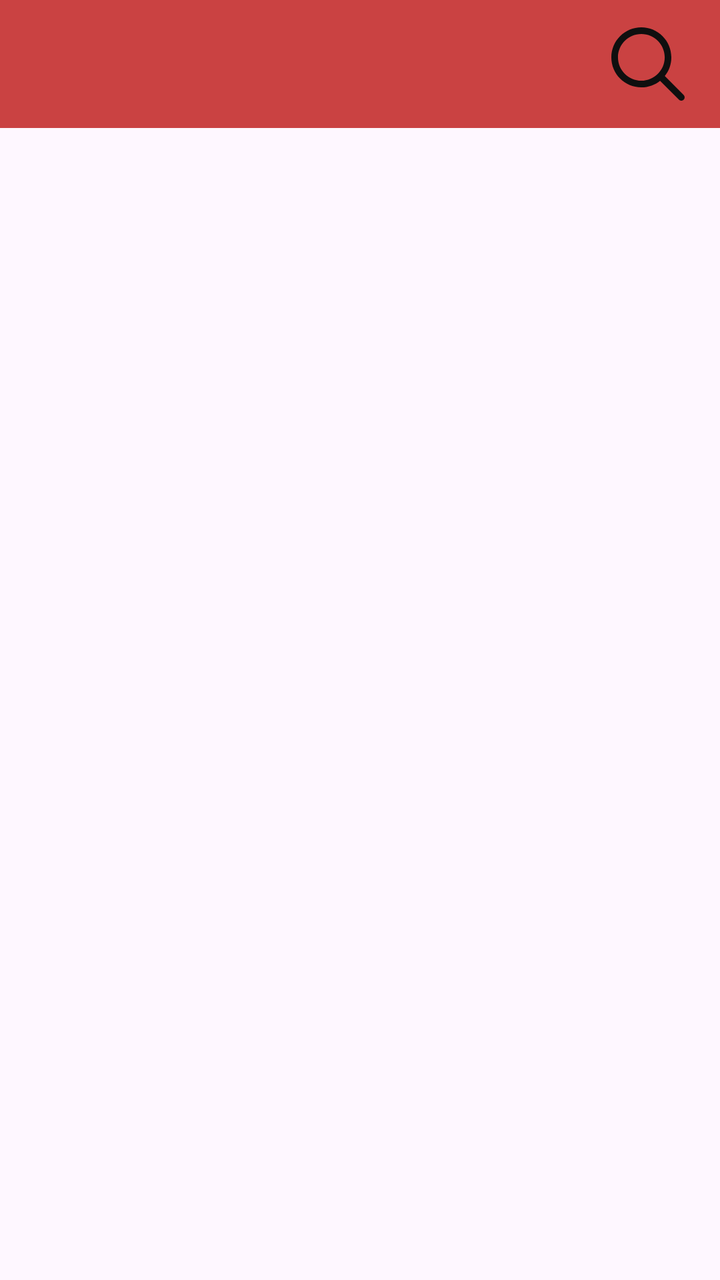
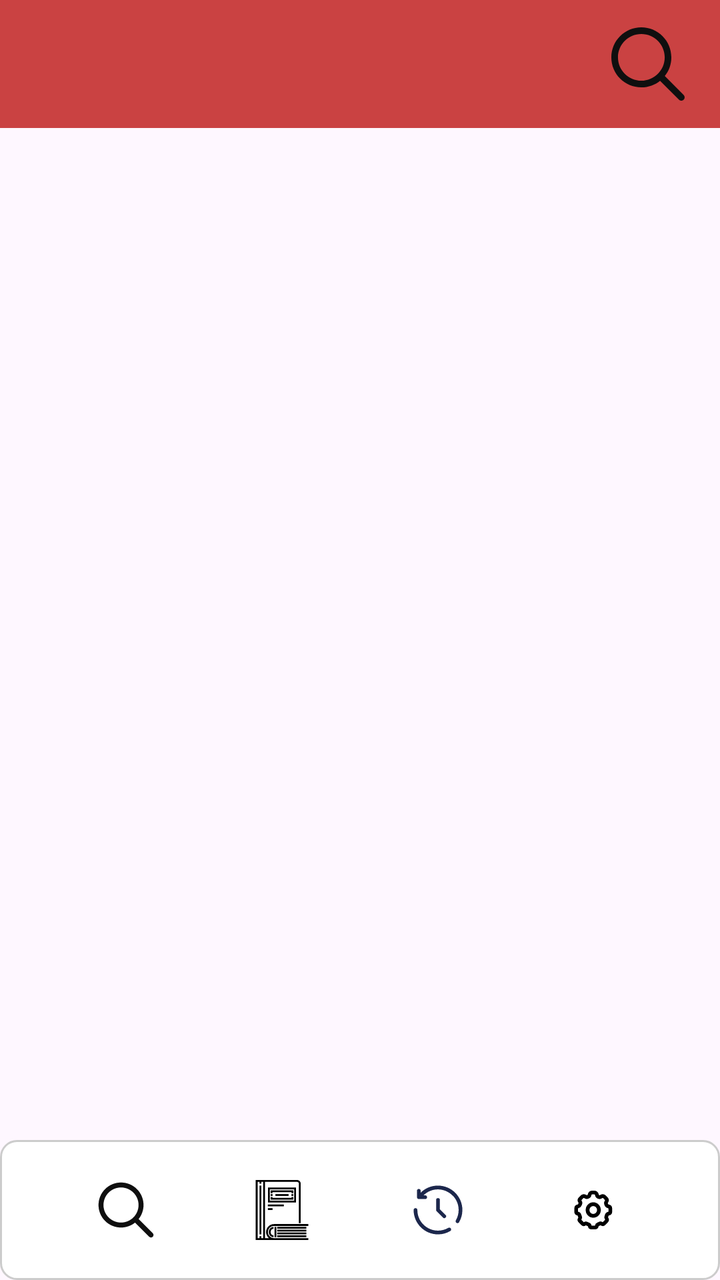

Before-and-after screenshots of an Android layout around one commit, followed by the original layout XML and the change that was made.
<!-- AndroidManifest.xml: application theme Theme.Tuan9 -->
<!-- res/layout/activity_main2.xml -->
<?xml version="1.0" encoding="utf-8"?>
<LinearLayout
    xmlns:android="http://schemas.android.com/apk/res/android"
    xmlns:app="http://schemas.android.com/apk/res-auto"
    xmlns:tools="http://schemas.android.com/tools"
    android:id="@+id/main"
    android:layout_width="match_parent"
    android:layout_height="match_parent"
    tools:context=".bai2.activity.MainActivity"
    android:orientation="vertical">
    <androidx.appcompat.widget.Toolbar
        android:id="@+id/toolbar"
        android:layout_width="match_parent"
        android:layout_height="?attr/actionBarSize"
        app:contentInsetStart="0dp"
        app:backgroundTint="#FF0000">
        <RelativeLayout
            android:id="@+id/tbstart"
            android:layout_width="match_parent"
            android:layout_height="match_parent"
            android:background="#CA4242"
            android:visibility="visible"
            android:gravity="center_vertical">
            <ImageView
                android:id="@+id/search"
                android:layout_width="wrap_content"
                android:layout_height="wrap_content"
                android:layout_marginEnd="16dp"
                android:src="@drawable/search_svgrepo_com"
                android:layout_alignParentEnd="true"
                />
        </RelativeLayout>
        <RelativeLayout
            android:id="@+id/tbsearch"
            android:layout_width="match_parent"
            android:layout_height="match_parent"
            android:background="#CA4242"
            android:visibility="gone"
            android:gravity="center_vertical">
            <ImageView
                android:id="@+id/cancel2"
                android:layout_width="30dp"
                android:layout_height="wrap_content"
                android:layout_marginEnd="16dp"
                android:src="@drawable/cancel_svgrepo_com"
                />
            <EditText
                android:id="@+id/editSearch"
                android:layout_width="300dp"
                android:layout_height="wrap_content"
                android:layout_toEndOf="@+id/cancel2" />
        </RelativeLayout>
    </androidx.appcompat.widget.Toolbar>
    <androidx.recyclerview.widget.RecyclerView
        android:layout_weight="1"
        android:id="@+id/rcv"
        android:layout_width="match_parent"
        android:layout_height="wrap_content"
        />
</LinearLayout>
<!-- resources referenced by this layout -->
<resources>
  <!-- drawable cancel_svgrepo_com (drawable) -->
  <vector xmlns:android="http://schemas.android.com/apk/res/android"
      android:width="40dp"
      android:height="40dp"
      android:viewportWidth="512"
      android:viewportHeight="512">
    <path
        android:pathData="M420.48,121.81l-30.29,-30.29l-134.19,134.4l-134.19,-134.4l-30.29,30.29l134.4,134.19l-134.4,134.19l30.29,30.29l134.19,-134.4l134.19,134.4l30.29,-30.29l-134.4,-134.19z"
        android:strokeWidth="1"
        android:fillColor="#000000"
        android:fillType="evenOdd"
        android:strokeColor="#00000000"/>
  </vector>
  <style name="Theme.Tuan9" parent="Base.Theme.Tuan9" />
  <style name="Base.Theme.Tuan9" parent="Theme.Material3.DayNight.NoActionBar">
          
          
      </style>
  <!-- unchanged entries left out for length: 1 -->
</resources>

<!-- the commit's change to res/layout/activity_main2.xml (unified diff, before → after) -->
@@ -56,5 +56,49 @@
         android:id="@+id/rcv"
         android:layout_width="match_parent"
         android:layout_height="wrap_content"
+        android:padding="8dp"
         />
+    <androidx.constraintlayout.widget.ConstraintLayout
+        android:layout_width="match_parent"
+        android:layout_height="70dp"
+        android:background="@drawable/bg_border_gray">
+        <ImageView
+            android:id="@+id/imageView"
+            android:layout_width="30dp"
+            android:layout_height="30dp"
+            app:srcCompat="@drawable/search_svgrepo_com"
+            app:layout_constraintTop_toTopOf="parent"
+            app:layout_constraintBottom_toBottomOf="parent"
+            app:layout_constraintStart_toStartOf="parent"
+            app:layout_constraintEnd_toStartOf="@+id/imageView2"
+            app:layout_constraintHorizontal_chainStyle="spread" />
+        <ImageView
+            android:id="@+id/imageView2"
+            android:layout_width="30dp"
+            android:layout_height="30dp"
+            app:srcCompat="@drawable/books_study_svgrepo_com"
+            app:layout_constraintTop_toTopOf="parent"
+            app:layout_constraintBottom_toBottomOf="parent"
+            app:layout_constraintStart_toEndOf="@+id/imageView"
+            app:layout_constraintEnd_toStartOf="@+id/imageView3" />
+        <ImageView
+            android:id="@+id/imageView3"
+            android:layout_width="30dp"
+            android:layout_height="30dp"
+            app:srcCompat="@drawable/history_svgrepo_com"
+            app:layout_constraintTop_toTopOf="parent"
+            app:layout_constraintBottom_toBottomOf="parent"
+            app:layout_constraintStart_toEndOf="@+id/imageView2"
+            app:layout_constraintEnd_toStartOf="@+id/imageView4" />
+        <ImageView
+            android:id="@+id/imageView4"
+            android:layout_width="30dp"
+            android:layout_height="30dp"
+            app:srcCompat="@drawable/setting_5_svgrepo_com"
+            app:layout_constraintTop_toTopOf="parent"
+            app:layout_constraintBottom_toBottomOf="parent"
+            app:layout_constraintStart_toEndOf="@+id/imageView3"
+            app:layout_constraintEnd_toEndOf="parent" />
+
+    </androidx.constraintlayout.widget.ConstraintLayout>
 </LinearLayout>
<!-- resource entries referenced after the edit -->
@@ -1,5 +1,18 @@
 <!-- resources referenced by this layout -->
 <resources>
+  <!-- drawable bg_border_gray (drawable) -->
+  <?xml version="1.0" encoding="utf-8"?>
+  <shape xmlns:android="http://schemas.android.com/apk/res/android"
+      android:shape="rectangle">
+  
+      <solid android:color="#FFFFFF" />                       
+      <stroke
+          android:width="1dp"
+          android:color="#CCCCCC" />                          
+      <corners android:radius="8dp" />                        
+  
+  </shape>
+  <!-- drawable books_study_svgrepo_com: vector/xml drawable (drawable, 2486 chars, omitted) -->
   <!-- drawable cancel_svgrepo_com (drawable) -->
   <vector xmlns:android="http://schemas.android.com/apk/res/android"
       android:width="40dp"
@@ -13,6 +26,24 @@
         android:fillType="evenOdd"
         android:strokeColor="#00000000"/>
   </vector>
+  <!-- drawable history_svgrepo_com (drawable) -->
+  <vector xmlns:android="http://schemas.android.com/apk/res/android"
+      android:width="50dp"
+      android:height="50dp"
+      android:viewportWidth="24"
+      android:viewportHeight="24">
+    <path
+        android:pathData="M12,8V12L14.5,14.5"
+        android:strokeLineJoin="round"
+        android:strokeWidth="1.5"
+        android:fillColor="#00000000"
+        android:strokeColor="#1C274C"
+        android:strokeLineCap="round"/>
+    <path
+        android:pathData="M5.604,5.604L5.074,5.074V5.074L5.604,5.604ZM4.338,6.871L3.588,6.874C3.59,7.286 3.923,7.619 4.334,7.621L4.338,6.871ZM6.88,7.633C7.294,7.635 7.631,7.301 7.633,6.887C7.635,6.473 7.301,6.135 6.887,6.133L6.88,7.633ZM5.075,4.321C5.073,3.907 4.735,3.573 4.321,3.575C3.907,3.577 3.573,3.915 3.575,4.329L5.075,4.321ZM3.75,12C3.75,11.586 3.414,11.25 3,11.25C2.586,11.25 2.25,11.586 2.25,12H3.75ZM16.875,20.445C17.234,20.238 17.357,19.779 17.149,19.42C16.942,19.062 16.483,18.939 16.125,19.147L16.875,20.445ZM19.147,16.125C18.939,16.483 19.062,16.942 19.42,17.149C19.779,17.357 20.238,17.234 20.445,16.875L19.147,16.125ZM5.14,5.071C4.846,5.363 4.844,5.838 5.135,6.132C5.426,6.426 5.901,6.429 6.196,6.137L5.14,5.071ZM18.862,5.138C15.042,1.318 8.869,1.279 5.074,5.074L6.135,6.135C9.334,2.935 14.557,2.954 17.802,6.199L18.862,5.138ZM5.074,5.074L3.808,6.34L4.868,7.401L6.135,6.135L5.074,5.074ZM4.334,7.621L6.88,7.633L6.887,6.133L4.342,6.121L4.334,7.621ZM5.088,6.867L5.075,4.321L3.575,4.329L3.588,6.874L5.088,6.867ZM12,3.75C16.556,3.75 20.25,7.444 20.25,12H21.75C21.75,6.615 17.385,2.25 12,2.25V3.75ZM12,20.25C7.444,20.25 3.75,16.556 3.75,12H2.25C2.25,17.385 6.615,21.75 12,21.75V20.25ZM16.125,19.147C14.912,19.848 13.504,20.25 12,20.25V21.75C13.775,21.75 15.441,21.275 16.875,20.445L16.125,19.147ZM20.25,12C20.25,13.504 19.848,14.912 19.147,16.125L20.445,16.875C21.275,15.441 21.75,13.775 21.75,12H20.25ZM6.196,6.137C7.687,4.661 9.736,3.75 12,3.75V2.25C9.325,2.25 6.901,3.328 5.14,5.071L6.196,6.137Z"
+        android:fillColor="#1C274C"/>
+  </vector>
+  <!-- drawable setting_5_svgrepo_com: vector/xml drawable (drawable, 2422 chars, omitted) -->
   <style name="Theme.Tuan9" parent="Base.Theme.Tuan9" />
   <style name="Base.Theme.Tuan9" parent="Theme.Material3.DayNight.NoActionBar">
           
